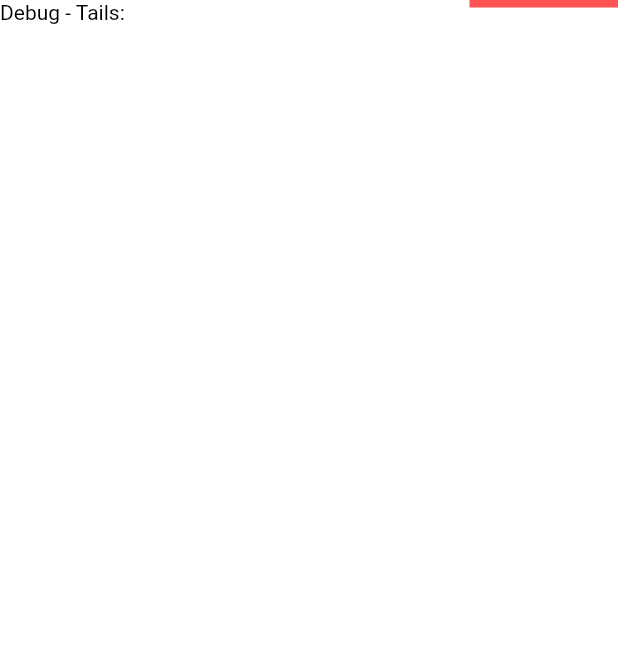
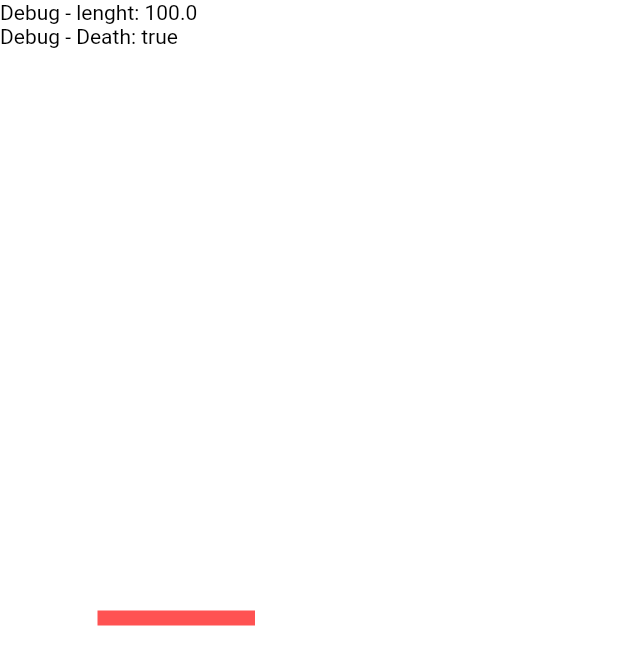
Before and after one commit to Famoose/FlutterSnake, a Flutter app: the screen it shows after launch, on a phone screen of 412 x 824 dp. Shown: the top 665 px of the screen. Run offline on Flutter 3.47's test engine with Material 2 defaults, Android fonts, the phone set to English and light mode, and no system bars.

Commit message:
refactor -> split up add over state for future menu etc. fix stateManagement inside gameState -> simple and stupid

```diff
--- a/lib/main.dart
+++ b/lib/main.dart
@@ -3,21 +3,24 @@ import 'dart:developer' as d;
 import 'dart:ui';
 
 import 'package:flutter/material.dart';
+import 'package:provider/provider.dart';
 import 'package:psnake/control.dart';
 import 'package:psnake/snake-painter.dart';
+import 'package:psnake/styles/styles.dart';
 import 'dart:math';
 
 import 'direction.dart';
+import 'model/app-state-model.dart';
+import 'model/game-state.dart';
 
 void main() {
-  runApp(MyApp());
+  return runApp(
+    ChangeNotifierProvider<AppStateModel>(
+      create: (_) => AppStateModel(),
+      child: MyApp(),
+    ),
+  );
 }
-
-TextStyle normalTextStyle = TextStyle(
-    fontSize: 14,
-    fontStyle: FontStyle.normal,
-    color: Colors.black,
-    decoration: TextDecoration.none);
 
 class MyApp extends StatelessWidget {
   // This widget is the root of your application.
@@ -48,39 +51,39 @@ class MySnake extends StatefulWidget {
 
 class _MySnakeState extends State<MySnake> {
   GameState gameState;
-  GlobalKey _keyRed = GlobalKey();
+  GlobalKey _keyGameBoard = GlobalKey();
+
   _getSizes() {
-    final RenderBox renderBoxRed = _keyRed.currentContext.findRenderObject();
-    final sizeRed = renderBoxRed.size;
-    print("SIZE of Red: $sizeRed");
-    return sizeRed;
+    final RenderBox renderGameBox =
+        _keyGameBoard.currentContext.findRenderObject();
+    final sizeGameBox = renderGameBox.size;
+    print("SIZE of GameBox: $sizeGameBox");
+    return sizeGameBox;
   }
 
   @override
   void initState() {
     super.initState();
-    WidgetsBinding.instance
-        .addPostFrameCallback((_) => postBuild(context));
+    gameState = GameState();
+    WidgetsBinding.instance.addPostFrameCallback((_) => postBuild(context));
+    // At some time you need to complete the future:
   }
 
   void postBuild(BuildContext context) {
     setState(() {
-      gameState = GameState(_getSizes());
+      gameState.createSnake(_getSizes());
     });
-    Timer.periodic(const Duration(milliseconds: 10), (_) {
+    gameState.startGame(() {
       setState(() {
-        gameState.snake.move();
+        gameState.gameTick();
       });
     });
   }
 
-  @override
-  void dispose() {
-    super.dispose();
-  }
-
   void changeDir(Direction direction) {
-    gameState.snake.setDir(direction);
+    setState(() {
+      gameState.changeDir(direction);
+    });
   }
 
   @override
@@ -104,20 +107,38 @@ class _MySnakeState extends State<MySnake> {
                 child: Stack(children: <Widget>[
               CustomPaint(
                 painter: SnakePainter(this.gameState),
-                child: Container(key: _keyRed),
+                child: Container(key: _keyGameBoard),
               ),
-              Text(
-                "Debug - Tails: ",
-                style: normalTextStyle,
-              )
+              TextOverlay(this.gameState)
             ]))));
   }
 }
 
-class GameState {
-  Snake snake;
-  Size size;
-  GameState(this.size) {
-    snake = new Snake.start(size, Direction.right, 100);
+class TextOverlay extends StatelessWidget {
+  GameState gameState;
+
+  TextOverlay(this.gameState);
+
+  @override
+  Widget build(BuildContext context) {
+    if (gameState.running) {
+      return Flex(
+          direction: Axis.vertical,
+          crossAxisAlignment: CrossAxisAlignment.start,
+          children: [
+            Flexible(
+                child: Text(
+              "Debug - lenght: " + gameState.snake.length.toString(),
+              style: normalTextStyle,
+            )),
+            Flexible(
+                child: Text(
+              "Debug - Death: " + gameState.snake.alive.toString(),
+              style: normalTextStyle,
+            ))
+          ]);
+    } else {
+      return Container();
+    }
   }
 }
--- /dev/null
+++ b/lib/model/app-state-model.dart
@@ -0,0 +1,5 @@
+import 'package:flutter/foundation.dart' as foundation;
+
+class AppStateModel extends foundation.ChangeNotifier {
+
+}
--- /dev/null
+++ b/lib/model/game-state.dart
@@ -0,0 +1,34 @@
+import 'dart:async';
+import 'dart:ui';
+import '../direction.dart';
+import 'snake.dart';
+
+class GameState {
+  final Duration speed = Duration(milliseconds: 10);
+  Timer timer;
+  Snake snake;
+  Size size;
+  bool running = false;
+
+  createSnake(Size size) {
+    this.size = size;
+    this.snake = new Snake.start(size, Direction.right, 100);
+  }
+
+  startGame(Function callback) {
+    this.running = true;
+    timer = Timer.periodic(speed, (_) {
+      callback();
+    });
+  }
+
+  gameTick() {
+    snake.move();
+  }
+
+  changeDir(Direction direction) {
+    if(this.running){
+      snake.setDir(direction);
+    }
+  }
+}
--- /dev/null
+++ b/lib/model/snake.dart
@@ -0,0 +1,132 @@
+import 'dart:ui';
+
+import '../direction.dart';
+
+const double WIDTH = 10;
+
+class Snake {
+  List<Tail> tails;
+  Direction dir;
+  double length;
+  Size size;
+  int blockedMoves = 0;
+  bool alive = true;
+
+  Snake(this.tails, this.dir, this.length);
+
+  Snake.start(this.size, this.dir, this.length) {
+    tails = [new Tail(size, new Point(size, size.width/2, size.height/2), dir.oppositDir, length)];
+  }
+
+  void setDir(Direction direction) {
+    if (direction != dir && direction != dir.oppositDir && blockedMoves == 0) {
+      blockedMoves = WIDTH.toInt();
+      dir = direction;
+      print(dir.oppositDir);
+      tails.insert(
+          0,
+          new Tail(size, new Point(size, tails.first.start.x, tails.first.start.y),
+              dir.oppositDir, 0));
+    }
+  }
+  void setSize(Size size){
+    this.size = size;
+  }
+
+  void move() {
+    if (blockedMoves > 0) blockedMoves--;
+    tails.first.extendTail();
+    tails.last.decreaseTail();
+    if (tails.last.length <= 0) {
+      tails.removeLast();
+    }
+  }
+}
+
+class Point {
+  double _x;
+  double _y;
+  double get x => _x;
+  double get y => _y;
+
+  Point(Size size, double x, double y){
+    calcXOffset(size, x);
+    calcYOffset(size, y);
+  }
+
+  calcYOffset(Size size, double y) {
+    _y =   y % (size.height + 1);
+  }
+
+  calcXOffset(size, double x) {
+    _x = x % (size.width + 1);
+  }
+
+  adjustToSeamlessFit(Direction dir) {
+    switch (dir) {
+      case Direction.up:
+        _y -= WIDTH/2;
+        break;
+      case Direction.right:
+        _x += WIDTH/2;
+        break;
+      case Direction.left:
+        _x -= WIDTH/2;
+        break;
+      case Direction.down:
+        _y += WIDTH/2;
+        break;
+    }
+  }
+}
+
+class Tail {
+  Point start;
+  Direction dir;
+  double length;
+  Size size;
+
+  Tail(this.size, this.start, this.dir, this.length);
+
+  extendTail({double length = 1}) {
+    switch (this.dir) {
+      case Direction.up:
+        start = new Point(size, start.x, start.y + length);
+        break;
+      case Direction.right:
+        start = new Point(size, start.x - length, start.y);
+        break;
+      case Direction.left:
+        start = new Point(size, start.x + length, start.y);
+        break;
+      case Direction.down:
+        start = new Point(size, start.x, start.y - length);
+        break;
+    }
+    this.length += length;
+  }
+
+  decreaseTail({double length = 1}) {
+    this.length -= length;
+  }
+
+  Point getEndPoint() {
+    switch (this.dir) {
+      case Direction.up:
+        return new Point(size, start.x, start.y - length);
+      case Direction.right:
+        return new Point(size, start.x + length, start.y);
+      case Direction.left:
+        return new Point(size,
+          start.x - length,
+          start.y,
+        );
+      case Direction.down:
+        return new Point(size, start.x, start.y + length);
+    }
+  }
+
+  void setSize(Size size){
+    this.size = size;
+  }
+}
--- /dev/null
+++ b/lib/styles/styles.dart
@@ -0,0 +1,9 @@
+import 'dart:ui';
+
+import 'package:flutter/material.dart';
+
+final TextStyle normalTextStyle = TextStyle(
+    fontSize: 14,
+    fontStyle: FontStyle.normal,
+    color: Colors.black,
+    decoration: TextDecoration.none);
--- a/pubspec.yaml
+++ b/pubspec.yaml
@@ -28,6 +28,7 @@ dependencies:
   # The following adds the Cupertino Icons font to your application.
   # Use with the CupertinoIcons class for iOS style icons.
   cupertino_icons: ^1.0.1
+  provider: ^4.0.0
 
 dev_dependencies:
   flutter_test:
```
Also changed, not shown: lib/snake-painter.dart (+20 -132 lines), pubspec.lock, 2 other files.
